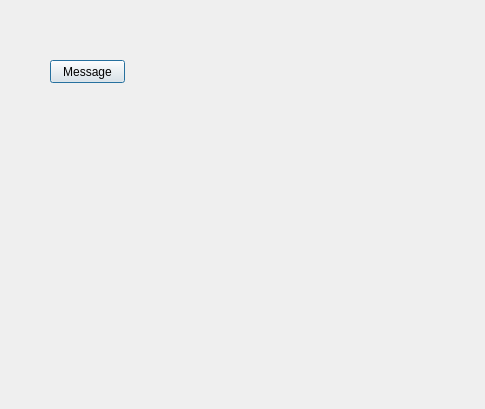
Above: addmindialog.ui from Rakib-hosen/RSproject before the change. Below: the same form after it.
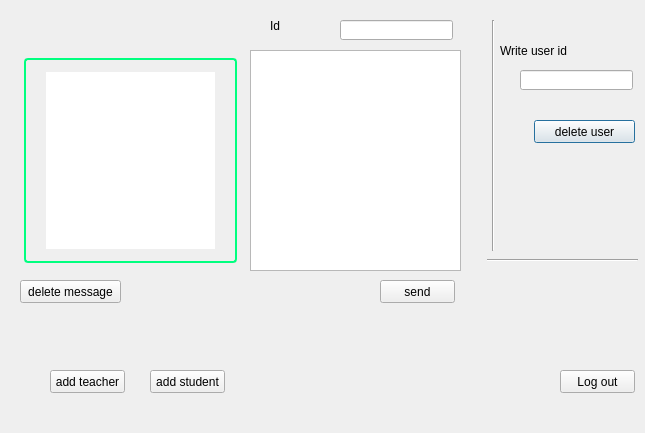
That is the form after the change.

The edit to the form file:
```diff
--- a/addmindialog.ui
+++ b/addmindialog.ui
@@ -6,24 +6,200 @@
    <rect>
     <x>0</x>
     <y>0</y>
-    <width>485</width>
-    <height>409</height>
+    <width>645</width>
+    <height>433</height>
    </rect>
   </property>
   <property name="windowTitle">
    <string>Dialog</string>
   </property>
-  <widget class="QPushButton" name="messege">
+  <property name="styleSheet">
+   <string notr="true">#plainTextEdit {
+    width: 100%;
+    padding: 12px 20px;
+    margin: 8px 4px;
+    box-sizing: border-box;
+    border: 2px solid rgb(0, 255, 127);
+    border-radius: 4px;
+
+}#plainTextEdit:focus {
+    background-color: lightblue;
+}</string>
+  </property>
+  <widget class="QPushButton" name="pushButton">
+   <property name="geometry">
+    <rect>
+     <x>534</x>
+     <y>120</y>
+     <width>101</width>
+     <height>23</height>
+    </rect>
+   </property>
+   <property name="text">
+    <string>delete user</string>
+   </property>
+  </widget>
+  <widget class="QPushButton" name="pushButton_2">
    <property name="geometry">
     <rect>
      <x>50</x>
-     <y>60</y>
+     <y>370</y>
      <width>75</width>
      <height>23</height>
     </rect>
    </property>
    <property name="text">
-    <string>Message</string>
+    <string>add teacher</string>
+   </property>
+  </widget>
+  <widget class="QPlainTextEdit" name="plainTextEdit">
+   <property name="geometry">
+    <rect>
+     <x>20</x>
+     <y>50</y>
+     <width>221</width>
+     <height>221</height>
+    </rect>
+   </property>
+   <property name="styleSheet">
+    <string notr="true"/>
+   </property>
+  </widget>
+  <widget class="QPlainTextEdit" name="plainTextEdit_2">
+   <property name="geometry">
+    <rect>
+     <x>250</x>
+     <y>50</y>
+     <width>211</width>
+     <height>221</height>
+    </rect>
+   </property>
+   <property name="cursor" stdset="0">
+    <cursorShape>ArrowCursor</cursorShape>
+   </property>
+  </widget>
+  <widget class="QPushButton" name="pushButton_3">
+   <property name="geometry">
+    <rect>
+     <x>380</x>
+     <y>280</y>
+     <width>75</width>
+     <height>23</height>
+    </rect>
+   </property>
+   <property name="text">
+    <string>send</string>
+   </property>
+  </widget>
+  <widget class="QPushButton" name="pushButton_4">
+   <property name="geometry">
+    <rect>
+     <x>20</x>
+     <y>280</y>
+     <width>101</width>
+     <height>23</height>
+    </rect>
+   </property>
+   <property name="text">
+    <string>delete message</string>
+   </property>
+  </widget>
+  <widget class="QPushButton" name="pushButton_5">
+   <property name="geometry">
+    <rect>
+     <x>560</x>
+     <y>370</y>
+     <width>75</width>
+     <height>23</height>
+    </rect>
+   </property>
+   <property name="text">
+    <string>Log out</string>
+   </property>
+  </widget>
+  <widget class="QLineEdit" name="lineEdit">
+   <property name="geometry">
+    <rect>
+     <x>520</x>
+     <y>70</y>
+     <width>113</width>
+     <height>20</height>
+    </rect>
+   </property>
+  </widget>
+  <widget class="Line" name="line">
+   <property name="geometry">
+    <rect>
+     <x>483</x>
+     <y>20</y>
+     <width>20</width>
+     <height>231</height>
+    </rect>
+   </property>
+   <property name="orientation">
+    <enum>Qt::Vertical</enum>
+   </property>
+  </widget>
+  <widget class="Line" name="line_2">
+   <property name="geometry">
+    <rect>
+     <x>487</x>
+     <y>250</y>
+     <width>151</width>
+     <height>20</height>
+    </rect>
+   </property>
+   <property name="orientation">
+    <enum>Qt::Horizontal</enum>
+   </property>
+  </widget>
+  <widget class="QLabel" name="label">
+   <property name="geometry">
+    <rect>
+     <x>500</x>
+     <y>40</y>
+     <width>131</width>
+     <height>21</height>
+    </rect>
+   </property>
+   <property name="text">
+    <string>Write user id</string>
+   </property>
+  </widget>
+  <widget class="QPushButton" name="pushButton_6">
+   <property name="geometry">
+    <rect>
+     <x>150</x>
+     <y>370</y>
+     <width>75</width>
+     <height>23</height>
+    </rect>
+   </property>
+   <property name="text">
+    <string>add student</string>
+   </property>
+  </widget>
+  <widget class="QLineEdit" name="lineEdit_2">
+   <property name="geometry">
+    <rect>
+     <x>340</x>
+     <y>20</y>
+     <width>113</width>
+     <height>20</height>
+    </rect>
+   </property>
+  </widget>
+  <widget class="QLabel" name="label_2">
+   <property name="geometry">
+    <rect>
+     <x>270</x>
+     <y>10</y>
+     <width>61</width>
+     <height>31</height>
+    </rect>
+   </property>
+   <property name="text">
+    <string>Id</string>
    </property>
   </widget>
  </widget>
```
